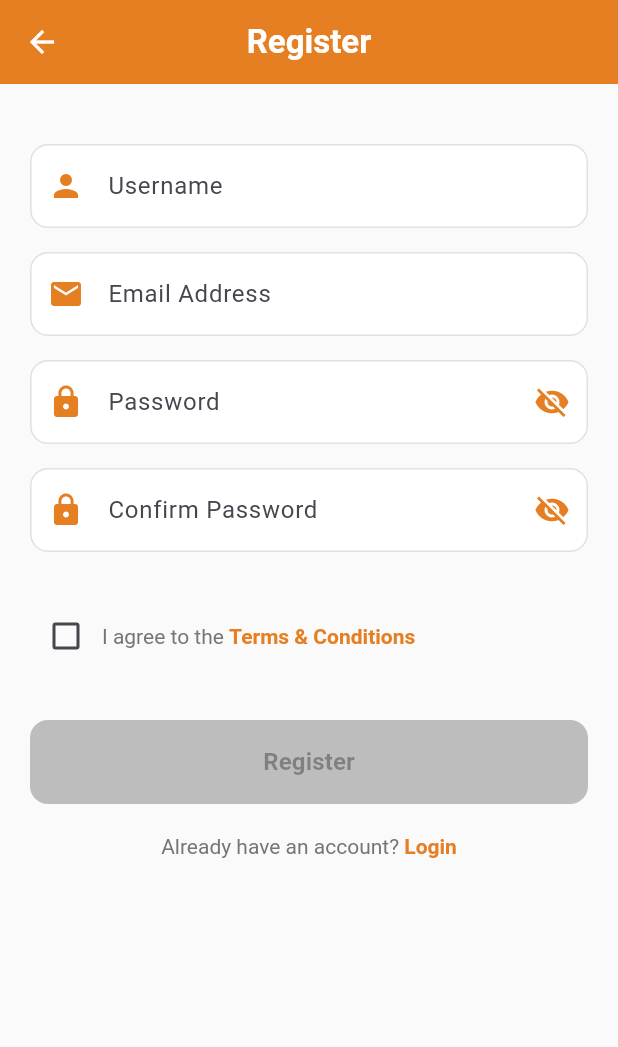
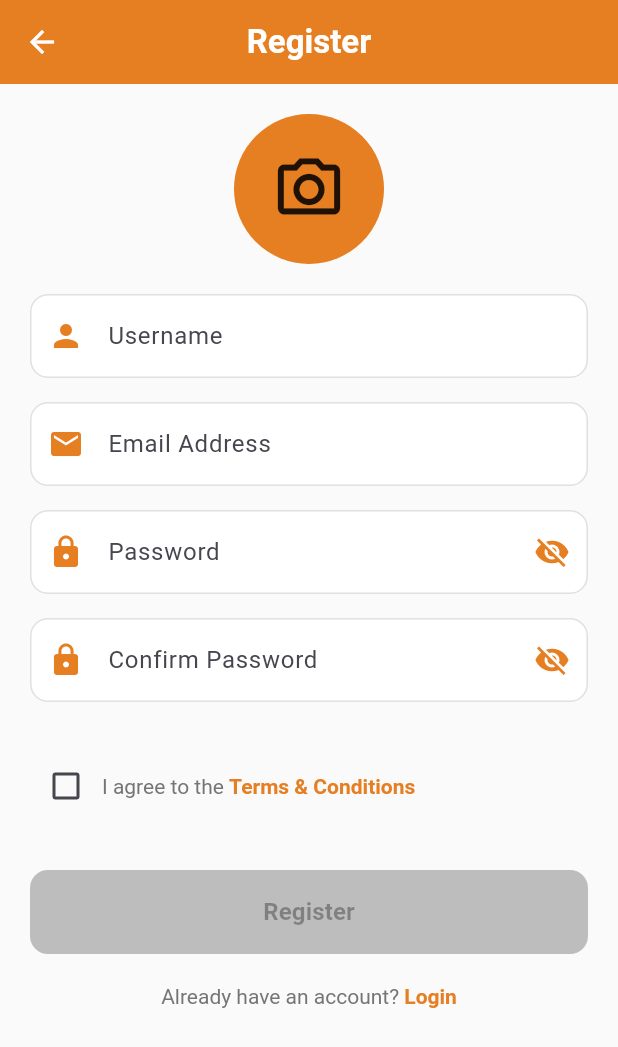
Before and after one commit to Amjad3618/bookDr, a Flutter app: the RegisterView screen opened by its route, on a phone screen of 412 x 824 dp. Shown: the top 1047 px of the screen. Run offline on Flutter 3.47's test engine with Material 3 defaults, Android fonts, the phone set to English and light mode, and no system bars; our stand-ins replace curved_navigation_bar.

Commit message:
just profile section added in register vierw

```diff
--- a/lib/main.dart
+++ b/lib/main.dart
@@ -2,6 +2,7 @@ import 'package:bookdr/widgets/bottom_nav_bar.dart';
 import 'package:flutter/material.dart';
 
 import 'routes/app_routes.dart';
+import 'views/login/login_view.dart';
 
 void main() {
   runApp(const MyApp());
@@ -16,7 +17,7 @@ class MyApp extends StatelessWidget {
     return MaterialApp(
      debugShowCheckedModeBanner: false,
        onGenerateRoute: AppRoutes.generateRoute,
-      home: const MainScreen()
+      home: const LoginView()
     );
   }
 }
--- a/lib/views/Register/register_view.dart
+++ b/lib/views/Register/register_view.dart
@@ -63,6 +63,23 @@ class _RegisterViewState extends State<RegisterView> {
             child: Column(
               crossAxisAlignment: CrossAxisAlignment.start,
               children: [
+                Center(
+                  child: Container(
+                    height: 100,
+                    width: 100,
+                    decoration: BoxDecoration(
+                      color: AppColors.accent,
+                      shape: BoxShape.circle,
+                    ),
+                    child: Center(
+                      child: InkWell(
+                        onTap: (){},
+                        child: Icon(Icons.camera_alt_outlined, size: 50),
+                      ),
+                    ),
+                  ),
+                ),
+
                 const SizedBox(height: 20),
                 _buildTextField(
                   controller: _usernameController,
@@ -107,7 +124,8 @@ class _RegisterViewState extends State<RegisterView> {
                   hint: 'Confirm your password',
                   obscure: _obscureConfirmPassword,
                   onVisibilityToggle: () => setState(
-                      () => _obscureConfirmPassword = !_obscureConfirmPassword),
+                    () => _obscureConfirmPassword = !_obscureConfirmPassword,
+                  ),
                   validator: (value) {
                     if (value?.isEmpty ?? true)
                       return 'Confirm password required';
@@ -164,8 +182,10 @@ class _RegisterViewState extends State<RegisterView> {
         ),
         filled: true,
         fillColor: AppColors.surface,
-        contentPadding:
-            const EdgeInsets.symmetric(vertical: 16, horizontal: 16),
+        contentPadding: const EdgeInsets.symmetric(
+          vertical: 16,
+          horizontal: 16,
+        ),
       ),
     );
   }
@@ -211,8 +231,10 @@ class _RegisterViewState extends State<RegisterView> {
         ),
         filled: true,
         fillColor: AppColors.surface,
-        contentPadding:
-            const EdgeInsets.symmetric(vertical: 16, horizontal: 16),
+        contentPadding: const EdgeInsets.symmetric(
+          vertical: 16,
+          horizontal: 16,
+        ),
       ),
     );
   }
@@ -263,10 +285,7 @@ class _RegisterViewState extends State<RegisterView> {
         ),
         child: const Text(
           'Register',
-          style: TextStyle(
-            fontSize: 16,
-            fontWeight: FontWeight.bold,
-          ),
+          style: TextStyle(fontSize: 16, fontWeight: FontWeight.bold),
         ),
       ),
     );
```
Also changed, not shown: lib/views/search/search_view.dart (+3 -4 lines).
